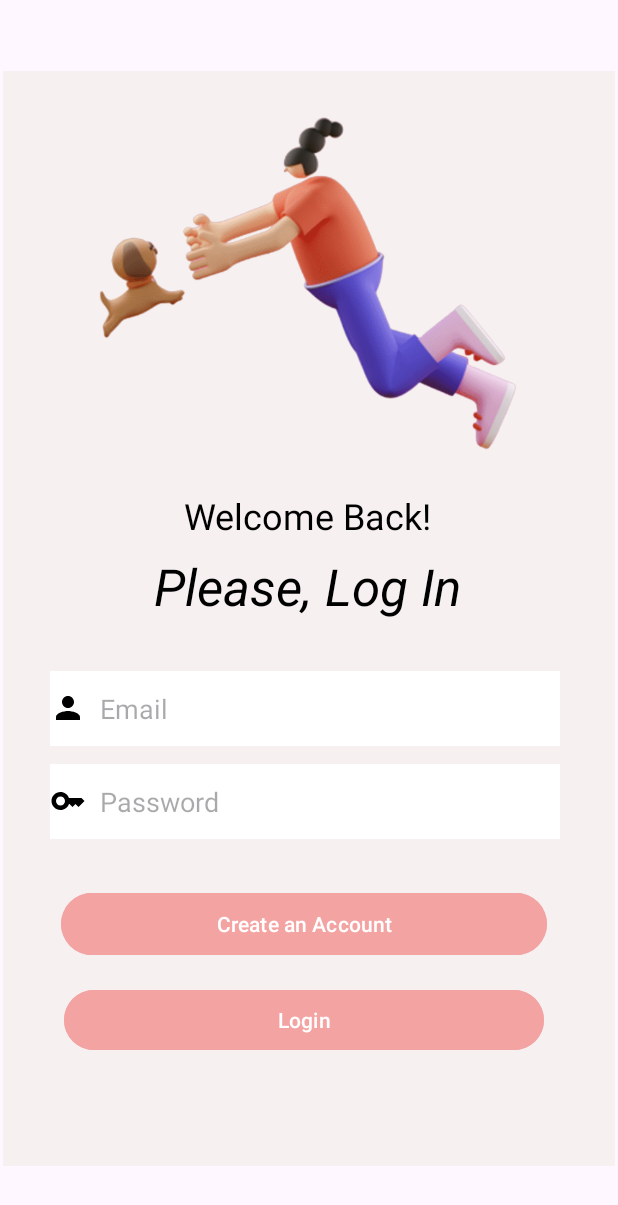
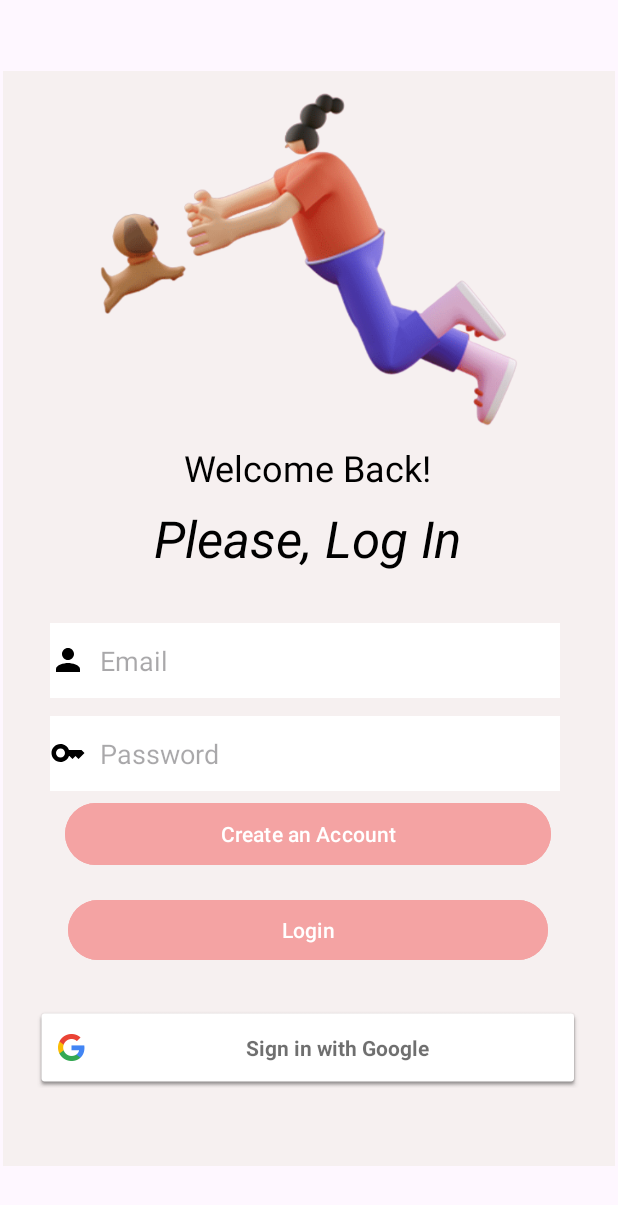
Before and after one commit to SimgeSevincer/ProjectFinal, an Android app: the screen it shows after launch (MainActivity), after a tap on "GİRİŞ YAP", on a phone screen of 412 x 824 dp. Shown: the top 1205 px of the screen. Run offline under Robolectric (Android 15) with nearby library versions, the phone set to English and light mode, and no system bars; our stand-ins replace Firebase (no records; nobody signed in at launch, a user with empty details on screens opened directly).

Commit message:
gmail giris - google-services dosyasi yeniden yuklendi

```diff
--- a/app/src/main/res/layout/fragment_login.xml
+++ b/app/src/main/res/layout/fragment_login.xml
@@ -14,16 +14,16 @@
         android:src="@drawable/login"
         app:layout_constraintBottom_toBottomOf="parent"
         app:layout_constraintEnd_toEndOf="parent"
-        app:layout_constraintHorizontal_bias="1.0"
         app:layout_constraintStart_toStartOf="parent"
         app:layout_constraintTop_toTopOf="parent"
+        app:layout_constraintVertical_bias="0.0"
         tools:ignore="MissingConstraints" />
 
     <EditText
         android:id="@+id/editTextEmail"
         android:layout_width="340dp"
         android:layout_height="50dp"
-        android:layout_marginTop="400dp"
+        android:layout_marginTop="368dp"
         android:background="@color/white"
         android:drawableStart="@drawable/baseline_person_24"
         android:hint="  Email"
@@ -53,12 +53,12 @@
         android:id="@+id/buttonCreateAccount"
         android:layout_width="324dp"
         android:layout_height="49dp"
-        android:layout_marginTop="32dp"
+        android:layout_marginTop="4dp"
         android:backgroundTint="#F4A3A3"
         android:onClick="createAccountButton"
         android:text="Create an Account"
         app:layout_constraintEnd_toEndOf="@+id/editTextPassword"
-        app:layout_constraintHorizontal_bias="0.467"
+        app:layout_constraintHorizontal_bias="0.625"
         app:layout_constraintStart_toStartOf="@+id/editTextPassword"
         app:layout_constraintTop_toBottomOf="@+id/editTextPassword" />
 
@@ -77,12 +77,24 @@
         app:layout_constraintTop_toBottomOf="@+id/buttonCreateAccount"
         app:layout_constraintVertical_bias="0.0" />
 
+    <com.google.android.gms.common.SignInButton
+        android:id="@+id/googleSignInBtn"
+        android:layout_width="364dp"
+        android:layout_height="54dp"
+        app:buttonSize="wide"
+        app:layout_constraintBottom_toBottomOf="parent"
+        app:layout_constraintEnd_toEndOf="parent"
+        app:layout_constraintHorizontal_bias="0.489"
+        app:layout_constraintStart_toStartOf="parent"
+        app:layout_constraintTop_toBottomOf="@+id/buttonLogin"
+        app:layout_constraintVertical_bias="0.345" />
+
     <TextView
         android:id="@+id/welcomeBack"
         android:layout_width="wrap_content"
         android:layout_height="wrap_content"
         android:layout_marginStart="126dp"
-        android:layout_marginTop="280dp"
+        android:layout_marginTop="248dp"
         android:layout_marginEnd="127dp"
         android:text="Welcome Back!"
         android:textColor="#000000"
--- a/app/src/main/res/navigation/nav_graph.xml
+++ b/app/src/main/res/navigation/nav_graph.xml
@@ -31,6 +31,12 @@
         <action
             android:id="@+id/action_loginFragment_to_homeFragment"
             app:destination="@id/homeFragment" />
+        <action
+            android:id="@+id/action_loginFragment_to_kullaniciDetayFragment"
+            app:destination="@id/kullaniciDetayFragment" />
+        <action
+            android:id="@+id/action_loginFragment_to_profileFragment"
+            app:destination="@id/profileFragment" />
     </fragment>
     <fragment
         android:id="@+id/signInFragment"
--- a/app/src/main/res/values/strings.xml
+++ b/app/src/main/res/values/strings.xml
@@ -3,4 +3,6 @@
     <!-- TODO: Remove or change this placeholder text -->
     <string name="hello_blank_fragment">Hello blank fragment</string>
     <string name="article_image_description">Makale Görseli</string>
+    <string name="default_web_client_id">665842979709-0sqmmith2fig6m780gjr3jd26mbcvfq0.apps.googleusercontent.com</string>
+
 </resources>
--- a/build.gradle.kts
+++ b/build.gradle.kts
@@ -10,6 +10,7 @@ buildscript {
         google()
     }
     dependencies {
+        classpath("com.google.gms:google-services:4.4.1")
         val nav_version = "2.7.5"
         classpath("androidx.navigation:navigation-safe-args-gradle-plugin:$nav_version")
     }
```
Also changed, not shown: app/build.gradle.kts (+8 -2 lines), app/src/main/java/com/example/tasarmprojesi/LoginFragment.kt (+80 -3 lines), app/src/main/res/layout/fragment_home.xml (+43 -21 lines), 1 other file.
